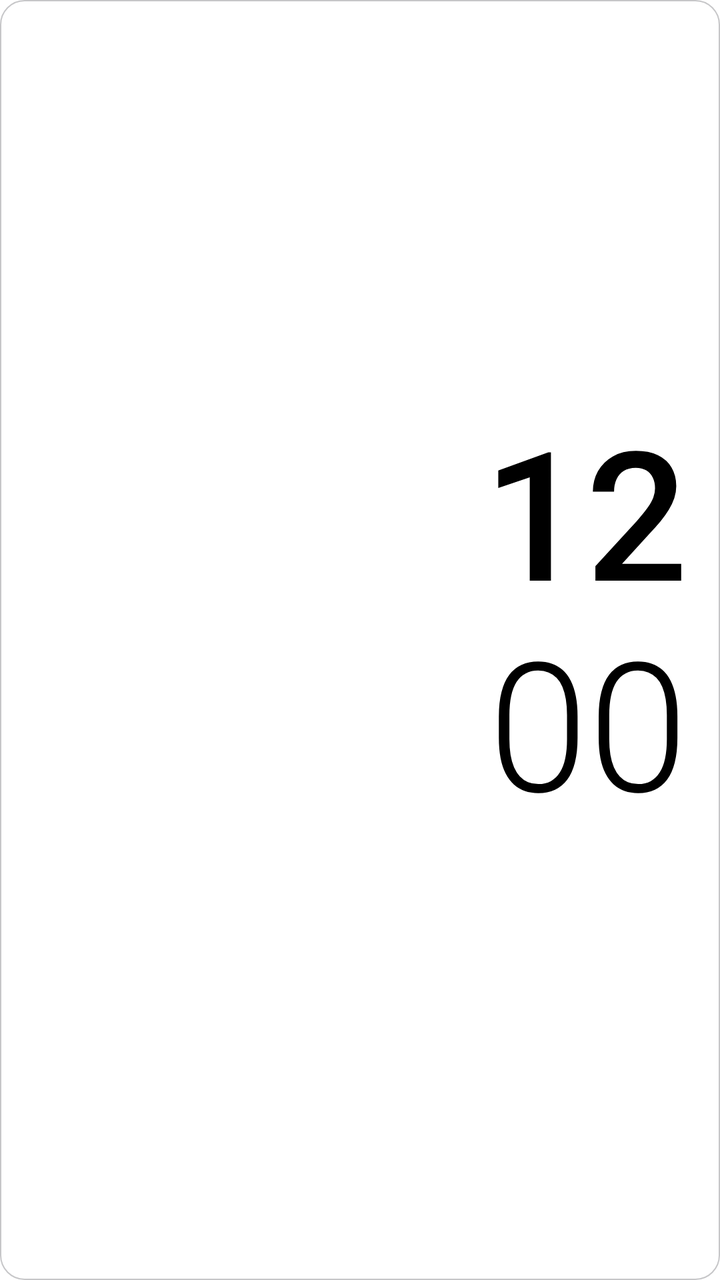
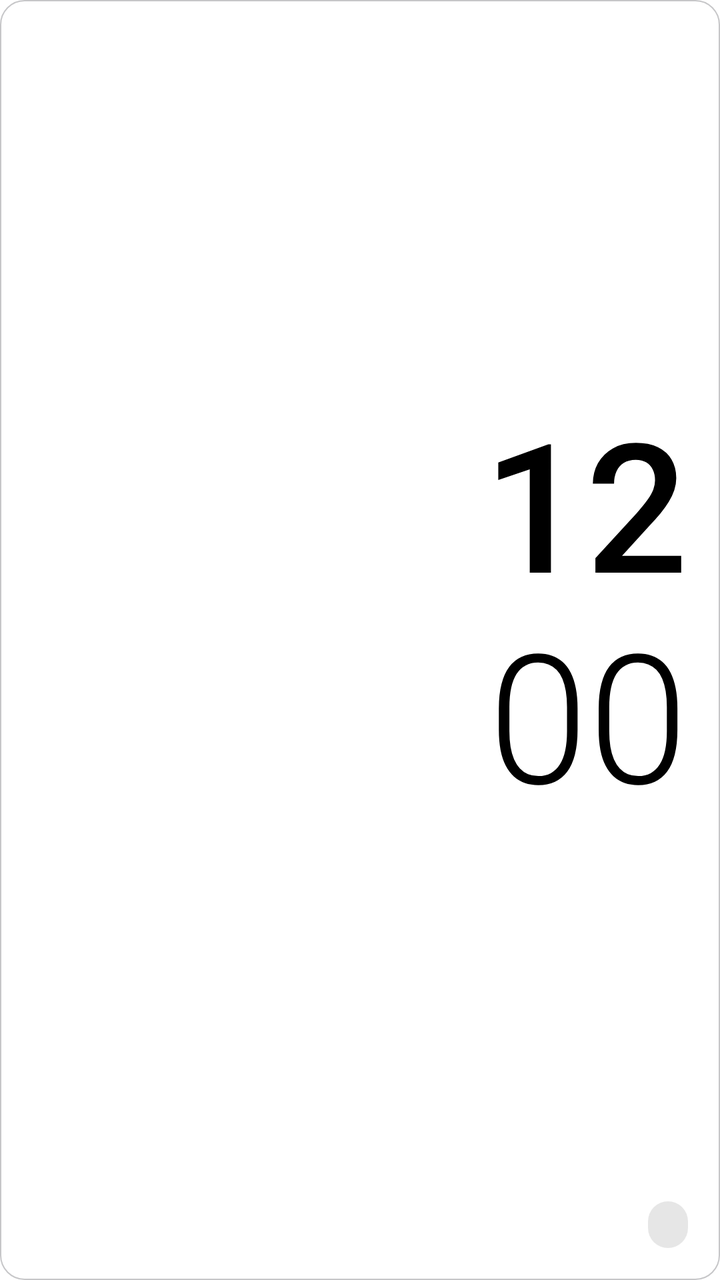

Before-and-after screenshots of an Android layout around one commit, followed by the original layout XML and the change that was made.
<!-- AndroidManifest.xml: application theme AppTheme -->
<!-- res/layout/wl_stack_rtl.xml -->
<?xml version="1.0" encoding="utf-8"?>
<FrameLayout xmlns:android="http://schemas.android.com/apk/res/android"
    android:id="@+id/wRoot"
    android:layout_width="match_parent"
    android:layout_height="match_parent"
    android:layoutDirection="rtl">

    <ImageView
        android:id="@+id/wBg"
        android:layout_width="match_parent"
        android:layout_height="match_parent"
        android:importantForAccessibility="no"
        android:scaleType="fitXY"
        android:src="@drawable/wb_adaptive_1" />
    <ImageView
        android:id="@+id/wBorder"
        android:layout_width="match_parent"
        android:layout_height="match_parent"
        android:importantForAccessibility="no"
        android:scaleType="fitXY"
        android:src="@drawable/wb_bd_adaptive_2"
        android:visibility="gone" />
    <LinearLayout
        android:layout_width="match_parent"
        android:layout_height="match_parent"
        android:orientation="vertical"
        android:padding="16dp">
        <TextClock
            android:id="@+id/wP1"
            android:layout_width="match_parent"
            android:layout_height="0dp"
            android:layout_weight="1"
            android:fontFamily="sans-serif-medium"
            android:format12Hour="h"
            android:format24Hour="HH"
            android:includeFontPadding="false"
            android:textColor="@color/text_primary"
            android:textSize="40sp"
            android:autoSizeMaxTextSize="90sp"
            android:autoSizeMinTextSize="20sp"
            android:autoSizeTextType="uniform"
            android:gravity="start|bottom"
            />
        <TextClock
            android:id="@+id/wP2"
            android:layout_width="match_parent"
            android:layout_height="0dp"
            android:layout_weight="1"
            android:fontFamily="sans-serif-light"
            android:format12Hour="mm"
            android:format24Hour="mm"
            android:includeFontPadding="false"
            android:textColor="@color/text_primary"
            android:textSize="40sp"
            android:autoSizeMaxTextSize="90sp"
            android:autoSizeMinTextSize="20sp"
            android:autoSizeTextType="uniform"
            android:gravity="start|top"
            />
        <TextView
            android:id="@+id/wS1"
            android:layout_width="wrap_content"
            android:layout_height="wrap_content"
            android:fontFamily="sans-serif"
            android:includeFontPadding="false"
            android:singleLine="true"
            android:textColor="@color/text_secondary"
            android:textSize="13sp"
            android:textStyle="bold"
            />
    </LinearLayout>
</FrameLayout>
<!-- resources referenced by this layout -->
<resources>
  <color name="text_primary">#000000</color>
  <color name="text_secondary">#6C6C70</color>
  <!-- drawable wb_adaptive_1 (drawable) -->
  <?xml version="1.0" encoding="utf-8"?>
  <shape xmlns:android="http://schemas.android.com/apk/res/android" android:shape="rectangle">
      <solid android:color="@color/surface" />
      <stroke android:width="0.5dp" android:color="@color/stroke" />
      <corners android:radius="12dp" />
  </shape>
  <!-- drawable wb_bd_adaptive_2 (drawable) -->
  <?xml version="1.0" encoding="utf-8"?>
  <shape xmlns:android="http://schemas.android.com/apk/res/android" android:shape="rectangle">
      <solid android:color="#00000000" />
      <stroke android:width="1.2dp" android:color="@color/text_hint" />
      <corners android:radius="22dp" />
  </shape>
  <color name="surface">#FFFFFF</color>
  <color name="stroke">#C6C6C8</color>
  <color name="text_hint">#AEAEB2</color>
  <color name="accent">#007AFF</color>
  <color name="accent_text">#007AFF</color>
  <color name="accent_soft">#E5F1FF</color>
  <color name="brand_start">#007AFF</color>
  <color name="brand_mid">#007AFF</color>
  <color name="brand_end">#007AFF</color>
  <color name="bg">#FFFFFF</color>
  <color name="bg_group">#F2F2F7</color>
  <color name="surface_high">#E5E5EA</color>
  <color name="field">#F2F2F7</color>
  <color name="stroke_soft">#E5E5EA</color>
  <color name="neutral_soft">#E9E9EB</color>
  <style name="AppDialog" parent="Theme.AppCompat.DayNight.Dialog.Alert">
          <item name="colorAccent">?attr/cAccentText</item>
          <item name="android:windowBackground">@drawable/bg_dialog</item>
          <item name="android:textColorPrimary">?attr/cTextPrimary</item>
          <item name="android:textColorSecondary">?attr/cTextSecondary</item>
          <item name="android:backgroundDimAmount">0.4</item>
          <item name="android:windowAnimationStyle">@style/DialogAnim</item>
          <item name="windowMinWidthMinor">92%</item>
          <item name="windowMinWidthMajor">60%</item>
          <item name="android:windowElevation">0dp</item>
      </style>
  <style name="ActivityAnim" parent="@android:style/Animation.Activity">
          <item name="android:activityOpenEnterAnimation">@anim/act_open_enter</item>
          <item name="android:activityOpenExitAnimation">@anim/act_open_exit</item>
          <item name="android:activityCloseEnterAnimation">@anim/act_close_enter</item>
          <item name="android:activityCloseExitAnimation">@anim/act_close_exit</item>
      </style>
  <style name="IosSeekBar" parent="Widget.AppCompat.SeekBar">
          <item name="android:progressDrawable">@drawable/seek_track</item>
          <item name="android:thumb">@drawable/seek_thumb</item>
          <item name="android:splitTrack">false</item>
          <item name="android:minHeight">4dp</item>
          <item name="android:maxHeight">4dp</item>
          <item name="android:paddingStart">14dp</item>
          <item name="android:paddingEnd">14dp</item>
      </style>
  <!-- drawable bg_dialog (drawable) -->
  <?xml version="1.0" encoding="utf-8"?>
  <inset xmlns:android="http://schemas.android.com/apk/res/android"
      android:insetLeft="4dp"
      android:insetTop="4dp"
      android:insetRight="4dp"
      android:insetBottom="4dp">
      <shape android:shape="rectangle">
          <solid android:color="?attr/cSurface" />
          <corners android:radius="14dp" />
      </shape>
  </inset>
  <style name="DialogAnim" parent="@android:style/Animation.Dialog">
          <item name="android:windowEnterAnimation">@anim/dlg_in</item>
          <item name="android:windowExitAnimation">@anim/dlg_out</item>
      </style>
  <!-- unchanged entries left out for length: 3 -->
</resources>

<!-- the commit's change to res/layout/wl_stack_rtl.xml (unified diff, before → after) -->
@@ -4,7 +4,6 @@
     android:layout_width="match_parent"
     android:layout_height="match_parent"
     android:layoutDirection="rtl">
-
     <ImageView
         android:id="@+id/wBg"
         android:layout_width="match_parent"
@@ -20,53 +19,11 @@
         android:scaleType="fitXY"
         android:src="@drawable/wb_bd_adaptive_2"
         android:visibility="gone" />
-    <LinearLayout
-        android:layout_width="match_parent"
-        android:layout_height="match_parent"
-        android:orientation="vertical"
-        android:padding="16dp">
-        <TextClock
-            android:id="@+id/wP1"
-            android:layout_width="match_parent"
-            android:layout_height="0dp"
-            android:layout_weight="1"
-            android:fontFamily="sans-serif-medium"
-            android:format12Hour="h"
-            android:format24Hour="HH"
-            android:includeFontPadding="false"
-            android:textColor="@color/text_primary"
-            android:textSize="40sp"
-            android:autoSizeMaxTextSize="90sp"
-            android:autoSizeMinTextSize="20sp"
-            android:autoSizeTextType="uniform"
-            android:gravity="start|bottom"
-            />
-        <TextClock
-            android:id="@+id/wP2"
-            android:layout_width="match_parent"
-            android:layout_height="0dp"
-            android:layout_weight="1"
-            android:fontFamily="sans-serif-light"
-            android:format12Hour="mm"
-            android:format24Hour="mm"
-            android:includeFontPadding="false"
-            android:textColor="@color/text_primary"
-            android:textSize="40sp"
-            android:autoSizeMaxTextSize="90sp"
-            android:autoSizeMinTextSize="20sp"
-            android:autoSizeTextType="uniform"
-            android:gravity="start|top"
-            />
-        <TextView
-            android:id="@+id/wS1"
-            android:layout_width="wrap_content"
-            android:layout_height="wrap_content"
-            android:fontFamily="sans-serif"
-            android:includeFontPadding="false"
-            android:singleLine="true"
-            android:textColor="@color/text_secondary"
-            android:textSize="13sp"
-            android:textStyle="bold"
-            />
-    </LinearLayout>
+<LinearLayout android:layout_width="match_parent" android:layout_height="match_parent" android:orientation="vertical" android:padding="16dp">
+<TextClock android:id="@+id/wP1" android:layout_width="match_parent" android:layout_height="0dp" android:layout_weight="1" android:fontFamily="sans-serif-medium" android:includeFontPadding="false" android:textColor="@color/text_primary" android:textSize="40sp" android:gravity="start|bottom" android:format12Hour="h" android:format24Hour="HH" android:autoSizeMaxTextSize="90sp" android:autoSizeMinTextSize="20sp" android:autoSizeTextType="uniform" />
+<TextClock android:id="@+id/wP2" android:layout_width="match_parent" android:layout_height="0dp" android:layout_weight="1" android:fontFamily="sans-serif-light" android:includeFontPadding="false" android:textColor="@color/text_primary" android:textSize="40sp" android:gravity="start|top" android:format12Hour="mm" android:format24Hour="mm" android:autoSizeMaxTextSize="90sp" android:autoSizeMinTextSize="20sp" android:autoSizeTextType="uniform" />
+<LinearLayout android:layout_width="wrap_content" android:layout_height="wrap_content" android:orientation="horizontal" android:gravity="center_vertical" android:background="@drawable/wb_chip" android:paddingStart="10dp" android:paddingTop="4dp" android:paddingEnd="10dp" android:paddingBottom="4dp">
+<TextView android:id="@+id/wS1" android:layout_width="wrap_content" android:layout_height="wrap_content" android:fontFamily="sans-serif" android:includeFontPadding="false" android:singleLine="true" android:textColor="@color/text_secondary" android:textSize="13sp" android:textStyle="bold" />
+</LinearLayout>
+</LinearLayout>
 </FrameLayout>
<!-- resource entries referenced after the edit -->
@@ -15,6 +15,12 @@
       <solid android:color="#00000000" />
       <stroke android:width="1.2dp" android:color="@color/text_hint" />
       <corners android:radius="22dp" />
+  </shape>
+  <!-- drawable wb_chip (drawable) -->
+  <?xml version="1.0" encoding="utf-8"?>
+  <shape xmlns:android="http://schemas.android.com/apk/res/android" android:shape="rectangle">
+      <solid android:color="#33808080" />
+      <corners android:radius="100dp" />
   </shape>
   <color name="surface">#FFFFFF</color>
   <color name="stroke">#C6C6C8</color>
